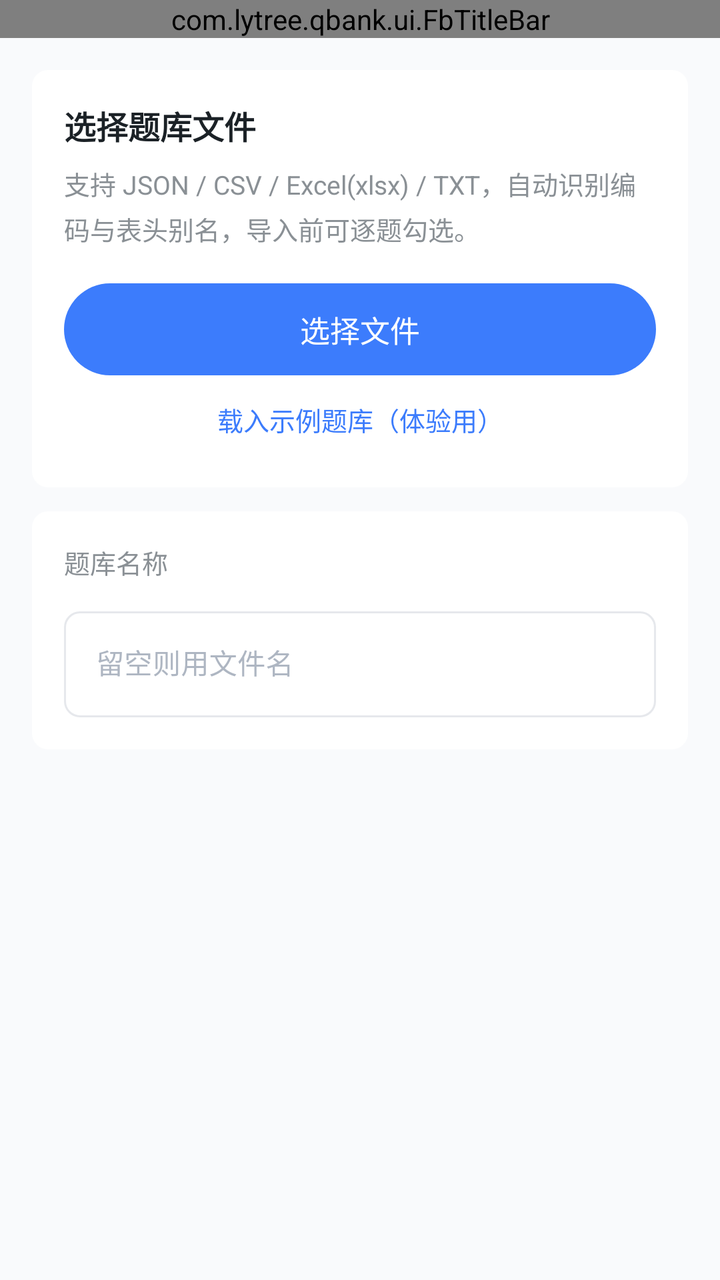
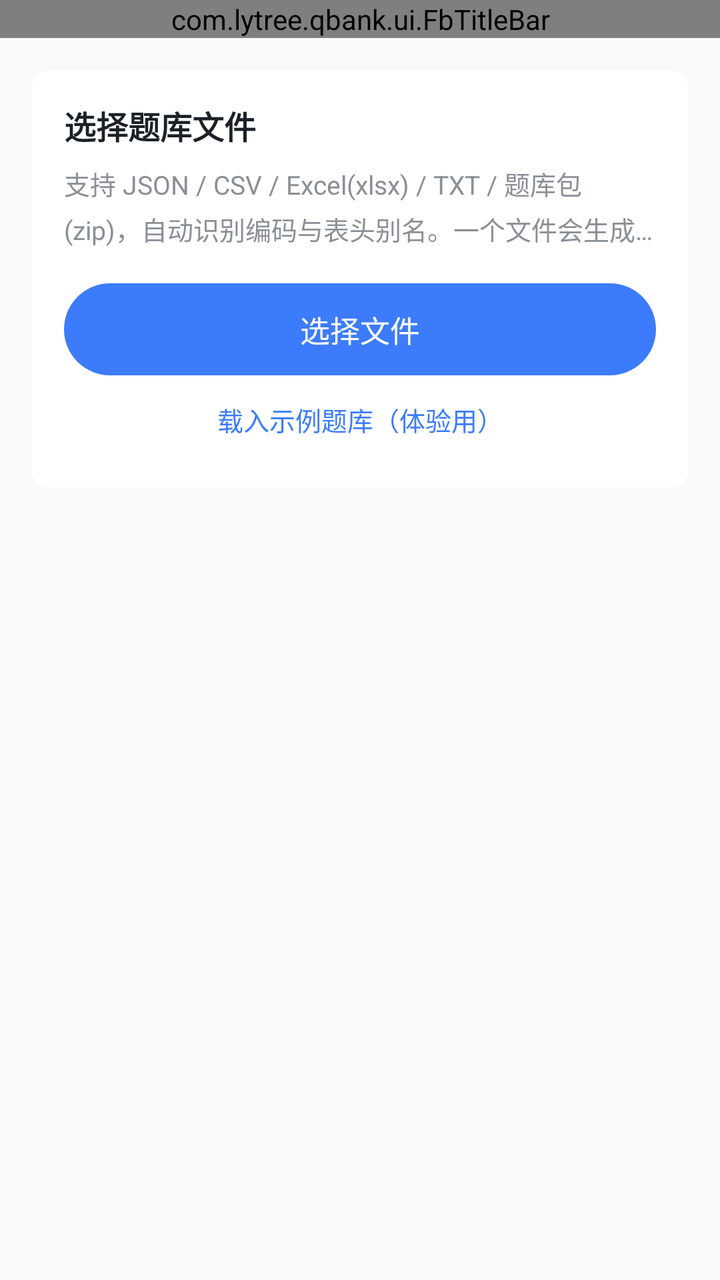

Compare the two renders of this Android layout. The source of the first and the diff that turns it into the second are given below.
<!-- AndroidManifest.xml: application theme Theme.QBank -->
<!-- res/layout/activity_import.xml -->
<?xml version="1.0" encoding="utf-8"?>
<LinearLayout xmlns:android="http://schemas.android.com/apk/res/android"
    xmlns:app="http://schemas.android.com/apk/res-auto"
    android:layout_width="match_parent"
    android:layout_height="match_parent"
    android:background="@color/fb_page_bg"
    android:orientation="vertical">

    <com.lytree.qbank.ui.FbTitleBar
        android:id="@+id/titleBar"
        android:layout_width="match_parent"
        android:layout_height="wrap_content" />

    <FrameLayout
        android:layout_width="match_parent"
        android:layout_height="0dp"
        android:layout_weight="1">

        
        <androidx.core.widget.NestedScrollView
            android:id="@+id/pickPanel"
            android:layout_width="match_parent"
            android:layout_height="match_parent"
            android:scrollbars="none">

            <LinearLayout
                android:layout_width="match_parent"
                android:layout_height="wrap_content"
                android:orientation="vertical"
                android:paddingStart="@dimen/fb_page_pad"
                android:paddingTop="16dp"
                android:paddingEnd="@dimen/fb_page_pad"
                android:paddingBottom="20dp">

                <LinearLayout style="@style/FbCard">

                    <TextView
                        android:layout_width="match_parent"
                        android:layout_height="wrap_content"
                        android:text="@string/import_pick"
                        android:textColor="@color/fb_text_title"
                        android:textSize="16sp"
                        android:textStyle="bold" />

                    <TextView
                        style="@style/FbItemSub"
                        android:layout_width="match_parent"
                        android:layout_height="wrap_content"
                        android:layout_marginTop="8dp"
                        android:lineSpacingExtra="4dp"
                        android:text="支持 JSON / CSV / Excel(xlsx) / TXT，自动识别编码与表头别名，导入前可逐题勾选。"
                        android:textSize="13sp" />

                    <com.google.android.material.button.MaterialButton
                        android:id="@+id/btnPick"
                        style="@style/FbPrimaryButton"
                        android:layout_width="match_parent"
                        android:layout_marginTop="18dp"
                        android:text="选择文件" />

                    <com.google.android.material.button.MaterialButton
                        android:id="@+id/btnSample"
                        style="@style/FbTextButton"
                        android:layout_width="match_parent"
                        android:layout_marginTop="4dp"
                        android:text="载入示例题库（体验用）" />
                </LinearLayout>

                <LinearLayout
                    style="@style/FbCard"
                    android:layout_marginTop="@dimen/fb_card_gap_v">

                    <TextView
                        style="@style/FbGroupTitle"
                        android:layout_width="match_parent"
                        android:layout_height="wrap_content"
                        android:text="题库名称" />

                    <com.google.android.material.textfield.TextInputLayout
                        android:id="@+id/inputLayoutName"
                        style="@style/FbInput"
                        android:layout_width="match_parent"
                        android:layout_height="wrap_content"
                        android:layout_marginTop="10dp"
                        android:hint="留空则用文件名">

                        <com.google.android.material.textfield.TextInputEditText
                            android:id="@+id/inputName"
                            android:layout_width="match_parent"
                            android:layout_height="wrap_content"
                            android:inputType="text"
                            android:textSize="14sp" />
                    </com.google.android.material.textfield.TextInputLayout>
                </LinearLayout>
            </LinearLayout>
        </androidx.core.widget.NestedScrollView>

        
        <androidx.core.widget.NestedScrollView
            android:id="@+id/resultPanel"
            android:layout_width="match_parent"
            android:layout_height="match_parent"
            android:scrollbars="none"
            android:visibility="gone">

            <LinearLayout
                android:layout_width="match_parent"
                android:layout_height="wrap_content"
                android:orientation="vertical"
                android:paddingStart="@dimen/fb_page_pad"
                android:paddingTop="16dp"
                android:paddingEnd="@dimen/fb_page_pad"
                android:paddingBottom="20dp">

                <LinearLayout style="@style/FbCard">

                    <TextView
                        android:id="@+id/tvFile"
                        android:layout_width="match_parent"
                        android:layout_height="wrap_content"
                        android:textColor="@color/fb_text_title"
                        android:textSize="15sp"
                        android:textStyle="bold" />

                    <TextView
                        android:id="@+id/tvStat"
                        style="@style/FbItemSub"
                        android:layout_width="match_parent"
                        android:layout_height="wrap_content"
                        android:layout_marginTop="8dp"
                        android:lineSpacingExtra="4dp" />
                </LinearLayout>

                <LinearLayout
                    android:layout_width="match_parent"
                    android:layout_height="wrap_content"
                    android:layout_marginTop="20dp"
                    android:layout_marginBottom="2dp"
                    android:gravity="center_vertical"
                    android:orientation="horizontal"
                    android:paddingStart="4dp">

                    <TextView
                        android:layout_width="0dp"
                        android:layout_height="wrap_content"
                        android:layout_weight="1"
                        android:text="题目预览"
                        android:textColor="@color/fb_text_title"
                        android:textSize="14sp"
                        android:textStyle="bold" />

                    <com.google.android.material.button.MaterialButton
                        android:id="@+id/btnAll"
                        style="@style/FbTextButton"
                        android:layout_width="wrap_content"
                        android:text="全选 / 反选" />
                </LinearLayout>

                <androidx.recyclerview.widget.RecyclerView
                    android:id="@+id/list"
                    android:layout_width="match_parent"
                    android:layout_height="wrap_content"
                    android:nestedScrollingEnabled="false" />

                <TextView
                    android:id="@+id/tvIssuesTitle"
                    android:layout_width="match_parent"
                    android:layout_height="wrap_content"
                    android:layout_marginStart="4dp"
                    android:layout_marginTop="20dp"
                    android:layout_marginBottom="2dp"
                    android:text="校验问题"
                    android:textColor="@color/fb_text_title"
                    android:textSize="14sp"
                    android:textStyle="bold"
                    android:visibility="gone" />

                <androidx.recyclerview.widget.RecyclerView
                    android:id="@+id/listIssues"
                    android:layout_width="match_parent"
                    android:layout_height="wrap_content"
                    android:nestedScrollingEnabled="false"
                    android:visibility="gone" />
            </LinearLayout>
        </androidx.core.widget.NestedScrollView>
    </FrameLayout>

    <View
        android:id="@+id/bottomDivider"
        android:layout_width="match_parent"
        android:layout_height="0.5dp"
        android:background="@color/fb_divider"
        android:visibility="gone" />

    <FrameLayout
        android:id="@+id/bottomBar"
        android:layout_width="match_parent"
        android:layout_height="wrap_content"
        android:background="@color/fb_bar_bg"
        android:paddingStart="@dimen/fb_page_pad"
        android:paddingTop="10dp"
        android:paddingEnd="@dimen/fb_page_pad"
        android:paddingBottom="10dp"
        android:visibility="gone">


        <com.google.android.material.button.MaterialButton
            android:id="@+id/btnImport"
            style="@style/FbPrimaryButton"
            android:layout_width="match_parent"
            android:text="@string/import_confirm"
            android:visibility="gone" />
    </FrameLayout>
</LinearLayout>
<!-- resources referenced by this layout -->
<resources>
  <color name="fb_bar_bg">#FFFFFF</color>
  <color name="fb_divider">#F0F2F5</color>
  <color name="fb_page_bg">#F9FAFC</color>
  <color name="fb_text_title">#1B2126</color>
  <dimen name="fb_card_gap_v">12dp</dimen>
  <dimen name="fb_page_pad">16dp</dimen>
  <string name="import_confirm">确认导入</string>
  <string name="import_pick">选择题库文件</string>
  <style name="FbCard">
          <item name="android:layout_width">match_parent</item>
          <item name="android:layout_height">wrap_content</item>
          <item name="android:orientation">vertical</item>
          <item name="android:background">@drawable/bg_fb_card</item>
          <item name="android:padding">@dimen/fb_card_pad</item>
      </style>
  <style name="FbGroupTitle">
          <item name="android:textSize">@dimen/fb_text_group</item>
          <item name="android:textColor">@color/fb_text_meta</item>
          <item name="android:includeFontPadding">false</item>
      </style>
  <style name="FbItemSub">
          <item name="android:textSize">@dimen/fb_text_item_sub</item>
          <item name="android:textColor">@color/fb_text_meta</item>
          <item name="android:maxLines">2</item>
          <item name="android:ellipsize">end</item>
      </style>
  <style name="FbTextButton" parent="Widget.MaterialComponents.Button.TextButton">
          <item name="android:layout_width">wrap_content</item>
          <item name="android:layout_height">wrap_content</item>
          <item name="android:textSize">13sp</item>
          <item name="android:textColor">@color/fb_primary</item>
          <item name="android:textAllCaps">false</item>
          <item name="android:letterSpacing">0</item>
          <item name="android:minWidth">0dp</item>
          <item name="android:minHeight">36dp</item>
          <item name="android:insetTop">0dp</item>
          <item name="android:insetBottom">0dp</item>
          <item name="rippleColor">@color/fb_ripple</item>
      </style>
  <style name="Theme.QBank" parent="Theme.MaterialComponents.Light.NoActionBar">
          <item name="colorPrimary">@color/primary</item>
          <item name="colorPrimaryDark">@color/primary_dark</item>
          <item name="colorAccent">@color/accent</item>
          <item name="android:statusBarColor" tools:targetApi="l">@color/fb_bar_bg</item>
          <item name="android:windowLightStatusBar" tools:targetApi="m">true</item>
          <item name="android:navigationBarColor" tools:targetApi="l">@color/fb_bar_bg</item>
          <item name="android:windowLightNavigationBar" tools:targetApi="o_mr1">true</item>
          <item name="android:windowBackground">@color/bg</item>
      </style>
  <!-- drawable bg_fb_card (drawable) -->
  <?xml version="1.0" encoding="utf-8"?>
  <shape xmlns:android="http://schemas.android.com/apk/res/android" android:shape="rectangle">
      <solid android:color="@color/fb_card_bg" />
      <corners android:radius="@dimen/fb_card_radius" />
  </shape>
  <dimen name="fb_card_pad">16dp</dimen>
  <dimen name="fb_text_group">13sp</dimen>
  <color name="fb_text_meta">#8A9095</color>
  <dimen name="fb_radius_field">8dp</dimen>
  <color name="fb_text_hint">#AEB6C2</color>
  <dimen name="fb_text_item_sub">12sp</dimen>
  <dimen name="fb_btn_h">46dp</dimen>
  <dimen name="fb_btn_text_size">15sp</dimen>
  <color name="fb_primary">#3C7CFC</color>
  <dimen name="fb_btn_radius">23dp</dimen>
  <color name="fb_ripple">#1A3C7CFC</color>
  <color name="primary">#3C7CFC</color>
  <color name="primary_dark">#2A5FD6</color>
  <color name="accent">#FF7A45</color>
  <color name="bg">#F9FAFC</color>
  <color name="fb_card_bg">#FFFFFF</color>
  <dimen name="fb_card_radius">8dp</dimen>
  <!-- unchanged entries left out for length: 2 -->
</resources>

<!-- the commit's change to res/layout/activity_import.xml (unified diff, before → after) -->
@@ -48,7 +48,7 @@
                         android:layout_height="wrap_content"
                         android:layout_marginTop="8dp"
                         android:lineSpacingExtra="4dp"
-                        android:text="支持 JSON / CSV / Excel(xlsx) / TXT，自动识别编码与表头别名，导入前可逐题勾选。"
+                        android:text="支持 JSON / CSV / Excel(xlsx) / TXT / 题库包(zip)，自动识别编码与表头别名。一个文件会生成一份试卷，导入前可逐题勾选。"
                         android:textSize="13sp" />
 
                     <com.google.android.material.button.MaterialButton
@@ -64,33 +64,6 @@
                         android:layout_width="match_parent"
                         android:layout_marginTop="4dp"
                         android:text="载入示例题库（体验用）" />
-                </LinearLayout>
-
-                <LinearLayout
-                    style="@style/FbCard"
-                    android:layout_marginTop="@dimen/fb_card_gap_v">
-
-                    <TextView
-                        style="@style/FbGroupTitle"
-                        android:layout_width="match_parent"
-                        android:layout_height="wrap_content"
-                        android:text="题库名称" />
-
-                    <com.google.android.material.textfield.TextInputLayout
-                        android:id="@+id/inputLayoutName"
-                        style="@style/FbInput"
-                        android:layout_width="match_parent"
-                        android:layout_height="wrap_content"
-                        android:layout_marginTop="10dp"
-                        android:hint="留空则用文件名">
-
-                        <com.google.android.material.textfield.TextInputEditText
-                            android:id="@+id/inputName"
-                            android:layout_width="match_parent"
-                            android:layout_height="wrap_content"
-                            android:inputType="text"
-                            android:textSize="14sp" />
-                    </com.google.android.material.textfield.TextInputLayout>
                 </LinearLayout>
             </LinearLayout>
         </androidx.core.widget.NestedScrollView>
@@ -131,6 +104,50 @@
                         android:lineSpacingExtra="4dp" />
                 </LinearLayout>
 
+                
+                <LinearLayout
+                    style="@style/FbCard"
+                    android:layout_marginTop="@dimen/fb_card_gap_v">
+
+                    <TextView
+                        style="@style/FbGroupTitle"
+                        android:layout_width="match_parent"
+                        android:layout_height="wrap_content"
+                        android:text="生成试卷" />
+
+                    <com.google.android.material.textfield.TextInputLayout
+                        android:id="@+id/inputLayoutName"
+                        style="@style/FbInput"
+                        android:layout_width="match_parent"
+                        android:layout_height="wrap_content"
+                        android:layout_marginTop="10dp"
+                        android:hint="试卷名称（默认用文件名）">
+
+                        <com.google.android.material.textfield.TextInputEditText
+                            android:id="@+id/inputName"
+                            android:layout_width="match_parent"
+                            android:layout_height="wrap_content"
+                            android:inputType="text"
+                            android:textSize="14sp" />
+                    </com.google.android.material.textfield.TextInputLayout>
+
+                    <com.google.android.material.textfield.TextInputLayout
+                        android:id="@+id/inputLayoutDuration"
+                        style="@style/FbInput"
+                        android:layout_width="match_parent"
+                        android:layout_height="wrap_content"
+                        android:layout_marginTop="10dp"
+                        android:hint="限时（分钟），0 或留空为不限时">
+
+                        <com.google.android.material.textfield.TextInputEditText
+                            android:id="@+id/inputDuration"
+                            android:layout_width="match_parent"
+                            android:layout_height="wrap_content"
+                            android:inputType="number"
+                            android:textSize="14sp" />
+                    </com.google.android.material.textfield.TextInputLayout>
+                </LinearLayout>
+
                 <LinearLayout
                     android:layout_width="match_parent"
                     android:layout_height="wrap_content"
@@ -208,7 +225,7 @@
             android:id="@+id/btnImport"
             style="@style/FbPrimaryButton"
             android:layout_width="match_parent"
-            android:text="@string/import_confirm"
+            android:text="@string/import_confirm_paper"
             android:visibility="gone" />
     </FrameLayout>
 </LinearLayout>
<!-- resource entries referenced after the edit -->
@@ -6,7 +6,7 @@
   <color name="fb_text_title">#1B2126</color>
   <dimen name="fb_card_gap_v">12dp</dimen>
   <dimen name="fb_page_pad">16dp</dimen>
-  <string name="import_confirm">确认导入</string>
+  <string name="import_confirm_paper">导入并生成试卷</string>
   <string name="import_pick">选择题库文件</string>
   <style name="FbCard">
           <item name="android:layout_width">match_parent</item>
